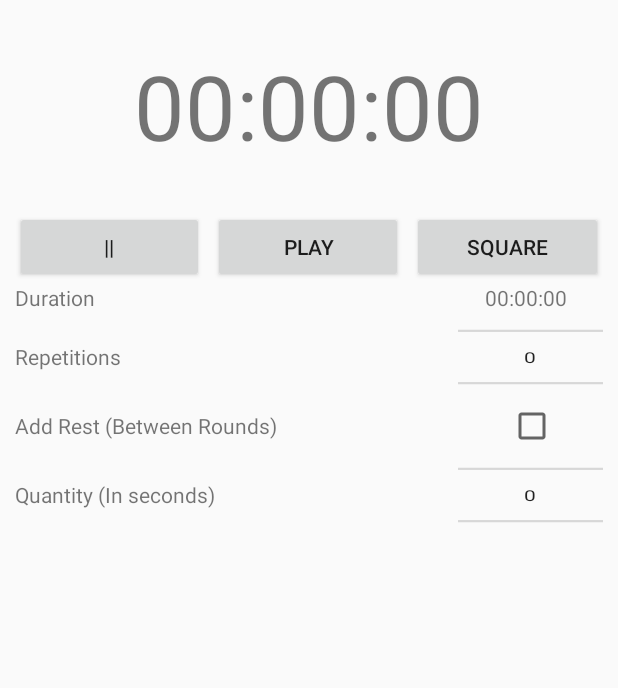
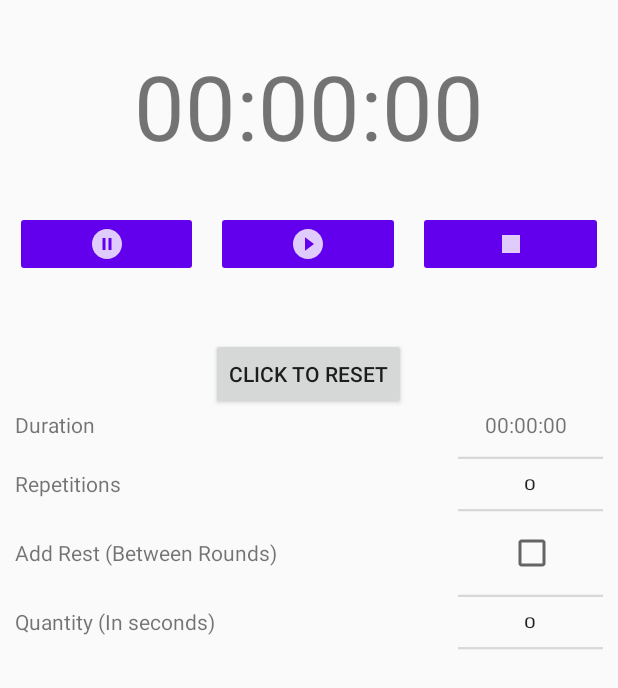
Before and after one commit to broliver12/timer, an Android app: the layout timer_screen_layout.xml on its own in the app's theme, with its tools: preview values and no code run, on a phone screen of 412 x 824 dp. Shown: the top 688 px of the screen. Run offline under Robolectric (Android 15) with nearby library versions, the phone set to English and light mode, and no system bars.

Commit message:
Timer works at least mostly correctly -> visibilities, quantities and behaviour mostly good. Need to do the title and styles/themes

```diff
--- a/app/src/main/java/com/example/workouttimer/model/Timer.java
+++ b/app/src/main/java/com/example/workouttimer/model/Timer.java
@@ -17,7 +17,7 @@ public class Timer {
     public Timer(String title){
         this.title = title;
         this.duration = 0;
-        this.repetitions = 0;
+        this.repetitions = 1;
         this.restDuration = 0;
         this.hasRest = false;
         this.sections = new ArrayList<>();
@@ -27,7 +27,7 @@ public class Timer {
     public Timer(String title, ArrayList<Section> sections){
         this.title = title;
         this.duration = 0;
-        this.repetitions = 0;
+        this.repetitions = 1;
         this.restDuration = 0;
         this.hasRest = false;
         this.sections = sections;
--- a/app/src/main/java/com/example/workouttimer/viewmodel/TimerScreenViewModelInterface.java
+++ b/app/src/main/java/com/example/workouttimer/viewmodel/TimerScreenViewModelInterface.java
@@ -14,7 +14,9 @@ public interface TimerScreenViewModelInterface {
 
     void onQuantityChanged(int newVal);
 
-    String getTotalDuration();
+    String getTotalDurationString();
+
+    String getFinishedClockString();
 
     void onPlayButtonPressed();
 
@@ -22,6 +24,8 @@ public interface TimerScreenViewModelInterface {
 
     void onStopButtonPressed();
 
+    void onResetButtonPressed();
+
     void onTotalDurationChanged(boolean hasRest, int restDuration, int repetitions);
 
     Observable<String> getClockStringObservable();
--- a/app/src/main/res/layout/timer_screen_layout.xml
+++ b/app/src/main/res/layout/timer_screen_layout.xml
@@ -33,12 +33,15 @@
             android:gravity="center_vertical|center_horizontal"
             android:orientation="horizontal">
 
-            <Button
+            <ImageButton
                 android:id="@+id/pause_button"
                 android:layout_width="wrap_content"
                 android:layout_height="wrap_content"
                 android:layout_weight="6"
-                android:text="||" />
+                android:backgroundTint="@color/colorPrimary"
+                android:src="@drawable/ic_action_pause_white"
+                android:scaleType="centerInside"
+                />
 
             <View
                 android:layout_width="0dp"
@@ -46,12 +49,15 @@
                 android:layout_weight="1"
                 android:visibility="invisible" />
 
-            <Button
+            <ImageButton
                 android:id="@+id/play_button"
                 android:layout_width="wrap_content"
                 android:layout_height="wrap_content"
                 android:layout_weight="6"
-                android:text="play" />
+                android:backgroundTint="@color/colorPrimary"
+                android:src="@drawable/ic_action_play_white"
+                android:scaleType="centerInside"
+                />
 
             <View
                 android:layout_width="0dp"
@@ -59,12 +65,37 @@
                 android:layout_weight="1"
                 android:visibility="invisible" />
 
-            <Button
+            <ImageButton
                 android:id="@+id/stop_button"
                 android:layout_width="wrap_content"
                 android:layout_height="wrap_content"
                 android:layout_weight="6"
-                android:text="square" />
+                android:backgroundTint="@color/colorPrimary"
+                android:src="@drawable/ic_action_stop_white"
+                android:scaleType="centerInside"
+                />
+
+        </LinearLayout>
+
+        <TextView
+            android:id="@+id/status_text_view"
+            android:layout_width="match_parent"
+            android:layout_height="wrap_content"
+            android:gravity="center_vertical|center_horizontal"
+            android:textSize="30dp" />
+
+        <LinearLayout
+            android:id="@+id/finished_state_linear_layout"
+            android:layout_width="match_parent"
+            android:orientation="vertical"
+            android:layout_height="wrap_content">
+
+            <Button
+                android:layout_width="wrap_content"
+                android:layout_height="wrap_content"
+                android:text="@string/reset_button_text"
+                android:layout_gravity="center_vertical|center_horizontal"
+                android:id="@+id/reset_button"/>
 
         </LinearLayout>
 
--- a/app/src/main/res/values/strings.xml
+++ b/app/src/main/res/values/strings.xml
@@ -2,18 +2,25 @@
     <string name="app_name">workouttimer</string>
     <string name="appTitle">Workout Timer</string>
     <string name="action_settings">Settings</string>
-    <!-- Strings used for fragments for navigation -->
-
     <string name="home_screen_fragment_label">Home Screen</string>
     <string name="timer_screen_fragment_label">Timer Screen</string>
     <string name="create_new_timer_fragment_label">Create New Timer Screen</string>
+    <!-- Strings used for fragments for navigation -->
+
     <string name="duration_title_text">Duration</string>
     <string name="repetitions_title_text">Repetitions</string>
     <string name="rest_title_text">Add Rest (Between Rounds)</string>
     <string name="quantity_title_text">Quantity (In seconds)</string>
+    <string name="finished_message">Finished</string>
+    <string name="paused_message">Paused</string>
+    <string name="reset_button_text">Click To Reset</string>
+
+
+
     <string name="add_section_text">Add Section</string>
     <string name="confirm_discard_text">Yes</string>
     <string name="deny_discard_text">No</string>
+
     <string name="discard_message">Are you sure you want to discard?</string>
     <string name="enter_timer_title_text">Choose a name for your timer:</string>
 
```
Also changed, not shown: app/src/main/java/com/example/workouttimer/fragment/TimerScreenFragment.java (+49 -12 lines), app/src/main/java/com/example/workouttimer/model/TimerClock.java (+6 -1 lines), app/src/main/java/com/example/workouttimer/viewmodel/ViewModel.java (+49 -32 lines).
